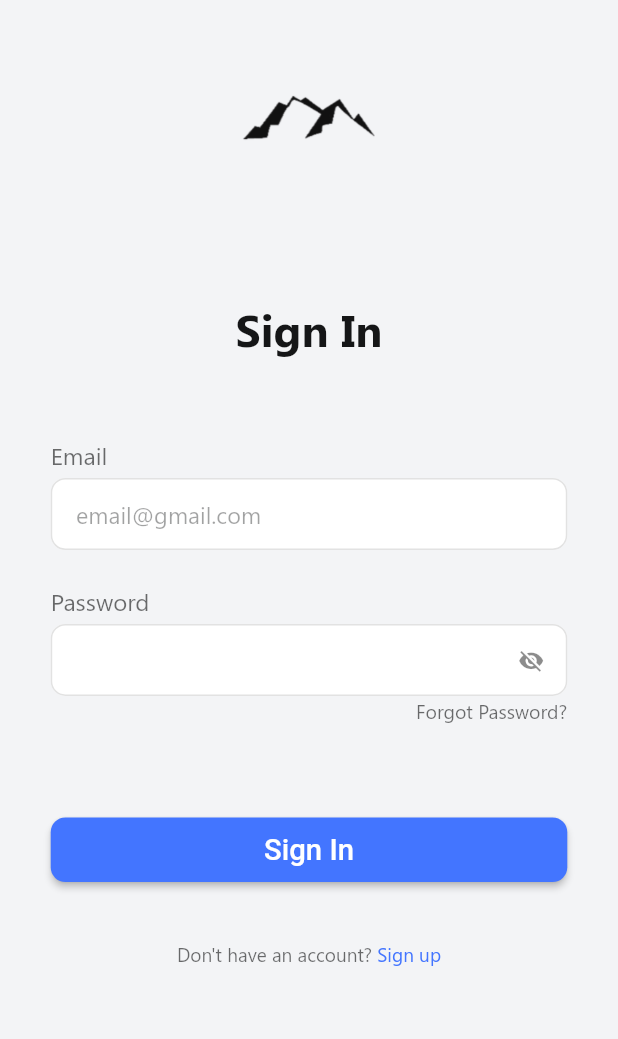
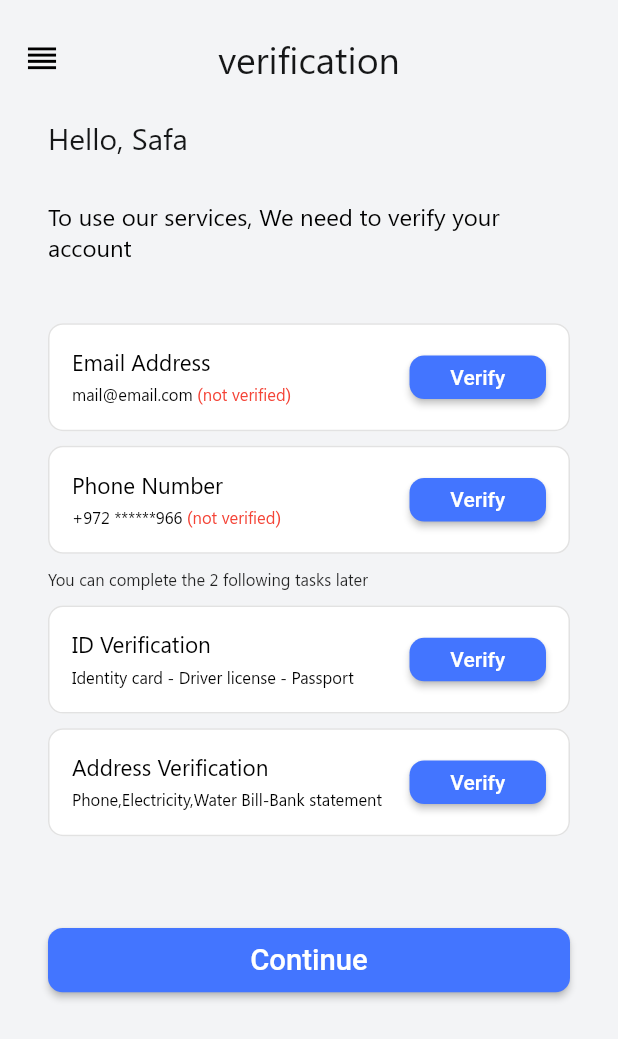
Before and after one commit to mohammednajy/TalantsValleyApp, a Flutter app: the screen it shows after launch, on a phone screen of 412 x 824 dp. Shown: the top 1039 px of the screen. Run offline on Flutter 3.47's test engine with Material 2 defaults, Android fonts, the phone set to English and light mode, and no system bars; our stand-ins replace device_preview, dio, flutter_screenutil, flutter_svg.

Commit message:
first verification phase

```diff
--- a/lib/main.dart
+++ b/lib/main.dart
@@ -9,8 +9,7 @@ import 'package:flutter_screenutil/flutter_screenutil.dart';
 import 'package:device_preview/device_preview.dart';
 // ignore: depend_on_referenced_packages
 import 'package:provider/provider.dart';
-import 'package:tanlants_valley_application/view/screens/home/text_textFiled%20copy.dart';
-import 'package:tanlants_valley_application/view/screens/home/text_textFiled.dart';
+import 'package:tanlants_valley_application/view/screens/verification/verification_screen.dart';
 
 void main(List<String> args) {
   runApp(MultiProvider(providers: [
@@ -34,10 +33,10 @@ class TalantsValleyApp extends StatelessWidget {
         builder: (context, child) => MaterialApp(
           scaffoldMessengerKey: UtilsConfig.scaffoldKey,
           debugShowCheckedModeBanner: false,
-          initialRoute: ScreenName.loginScreen,
+          initialRoute: ScreenName.verificationScreen,
           onGenerateRoute: onGenerateRoute,
           navigatorKey: AppRouter.navigationKey,
-          // home: TextTextForm1(),
+          // home: VerificationScreen(),
           theme: lightTheme,
         ),
       ),
--- a/lib/router/route_genarator.dart
+++ b/lib/router/route_genarator.dart
@@ -10,6 +10,7 @@ import 'package:tanlants_valley_application/view/screens/auth/signUp_screen.dart
 import 'package:tanlants_valley_application/view/screens/home/home_screen.dart';
 import 'package:tanlants_valley_application/view/screens/splash/splash_screen.dart';
 import 'package:provider/provider.dart';
+import 'package:tanlants_valley_application/view/screens/verification/verification_screen.dart';
 
 import '../data/controller/form_validation.dart';
 
@@ -56,6 +57,9 @@ Route onGenerateRoute(RouteSettings settings) {
     case ScreenName.passwordResetDoneScreen:
       result = const PasswordResetDoneScreen();
       break;
+      case ScreenName.verificationScreen:
+      result = const VerificationScreen();
+      break;
     case ScreenName.homeScreen:
       result = const HomeScreen();
       break;
--- a/lib/router/routes_name.dart
+++ b/lib/router/routes_name.dart
@@ -6,5 +6,7 @@ class ScreenName {
   static const String otpEmailScreen = "otpemail_screen";
   static const String newPasswordScreen = "newPassword_screen";
   static const String passwordResetDoneScreen="PasswordReset_done_screen";
+  static const String verificationScreen = "verification_screen";
+
   static const String homeScreen = "home_screen";
 }
--- /dev/null
+++ b/lib/view/screens/verification/verification_screen.dart
@@ -0,0 +1,148 @@
+import 'package:flutter/material.dart';
+import 'package:flutter_screenutil/flutter_screenutil.dart';
+import 'package:tanlants_valley_application/utils/constant_utils.dart';
+
+class VerificationScreen extends StatelessWidget {
+  const VerificationScreen({super.key});
+
+  @override
+  Widget build(BuildContext context) {
+    return Scaffold(
+      appBar: AppBar(
+        toolbarHeight: 80.h,
+        backgroundColor: Colors.transparent,
+        elevation: 0,
+        centerTitle: true,
+        title: Text(
+          'verification',
+          style: Theme.of(context).textTheme.headlineLarge!.copyWith(
+                fontSize: 25,
+                fontWeight: FontWeight.w500,
+              ),
+        ),
+        leading: IconButton(
+            onPressed: () {},
+            icon: const Icon(
+              Icons.reorder,
+              color: Colors.black,
+              size: 25,
+            )),
+      ),
+      body: Padding(
+        padding: const EdgeInsets.symmetric(horizontal: 32),
+        child: Column(
+          crossAxisAlignment: CrossAxisAlignment.start,
+          children: [
+            Text(
+              'Hello, Safa',
+              style: Theme.of(context).textTheme.headlineLarge!.copyWith(
+                    fontSize: 20,
+                    fontWeight: FontWeight.w500,
+                  ),
+            ),
+            addVerticalSpace(29),
+            Text(
+              'To use our services, We need to verify your account',
+              style: Theme.of(context)
+                  .textTheme
+                  .titleMedium!
+                  .copyWith(color: Colors.black),
+            ),
+            addVerticalSpace(41),
+            VerificationCardWidget(
+              title: 'Email Address',
+              subtitle: 'mail@email.com ',
+              subtitleColored: '(not verified)',
+              onPressed: () {},
+            ),
+            addVerticalSpace(10),
+            VerificationCardWidget(
+              title: 'Phone Number',
+              subtitle: '+972 ******966 ',
+              subtitleColored: '(not verified)',
+              onPressed: () {},
+            ),
+            addVerticalSpace(10),
+            Text(
+              'You can complete the 2 following tasks later',
+              style: TextStyle(fontSize: 11),
+            ),
+            addVerticalSpace(10),
+            VerificationCardWidget(
+              title: 'ID Verification',
+              subtitle: 'Identity card - Driver license - Passport',
+              onPressed: () {},
+            ),
+            addVerticalSpace(10),
+            VerificationCardWidget(
+              title: 'Address Verification',
+              subtitle: 'Phone,Electricity,Water Bill-Bank statement',
+              onPressed: () {},
+            ),
+            addVerticalSpace(60),
+            ElevatedButton(onPressed: () {}, child: Text('Continue'))
+          ],
+        ),
+      ),
+    );
+  }
+}
+
+class VerificationCardWidget extends StatelessWidget {
+  const VerificationCardWidget({
+    Key? key,
+    required this.title,
+    required this.subtitle,
+    required this.onPressed,
+    this.subtitleColored,
+  }) : super(key: key);
+  final String title;
+  final String subtitle;
+  final String? subtitleColored;
+  final Function()? onPressed;
+  @override
+  Widget build(BuildContext context) {
+    return Card(
+      elevation: 0,
+      margin: EdgeInsets.zero,
+      shape: RoundedRectangleBorder(
+          borderRadius: BorderRadius.circular(10),
+          side: const BorderSide(color: AppColor.lightgrey)),
+      child: ListTile(
+        title: Text(
+          title,
+          style: Theme.of(context)
+              .textTheme
+              .titleMedium!
+              .copyWith(color: Colors.black, fontSize: 15),
+        ),
+        subtitle: RichText(
+            text: TextSpan(
+                text: subtitle,
+                style: Theme.of(context)
+                    .textTheme
+                    .titleMedium!
+                    .copyWith(fontSize: 11, color: Colors.black),
+                children: [
+              TextSpan(
+                text: subtitleColored,
+                style: Theme.of(context).textTheme.titleMedium!.copyWith(
+                      fontSize: 11,
+                      color: Colors.red,
+                    ),
+              )
+            ])),
+        trailing: ElevatedButton(
+          onPressed: onPressed,
+          style: ElevatedButton.styleFrom(minimumSize: Size(91, 29)),
+          child: const Text(
+            'Verify',
+            style: TextStyle(
+              fontSize: 14,
+            ),
+          ),
+        ),
+      ),
+    );
+  }
+}
```
